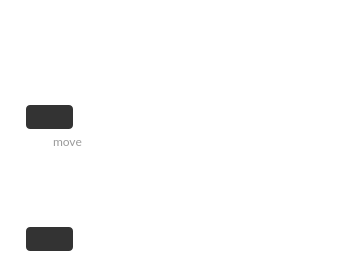
Old version of the form src/MEGASync/stalled_issues/gui/ui/StalledIssueFilePath.ui in the repository meganz/MEGAsync.
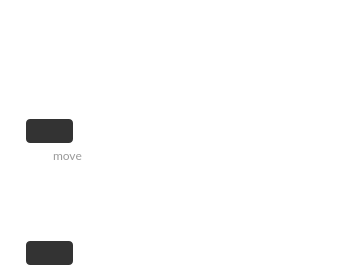
New version of the form. Icons and pictures are not drawn. Custom widgets are drawn as their Qt base class.

Commit message: Move stylesheets to root context (General UIs)

```diff
--- a/src/MEGASync/stalled_issues/gui/ui/StalledIssueFilePath.ui
+++ b/src/MEGASync/stalled_issues/gui/ui/StalledIssueFilePath.ui
@@ -7,7 +7,7 @@
     <x>0</x>
     <y>0</y>
     <width>339</width>
-    <height>223</height>
+    <height>275</height>
    </rect>
   </property>
   <property name="sizePolicy">
@@ -115,6 +115,22 @@
 {
    min-width: 24px;
    max-width: 24px;
+}
+
+#LocalOrRemoteText
+{
+    font-family: Lato;
+    font-size: 12px;
+    line-height: 15px;
+    color: #666666;
+}
+
+#moveLabel
+{
+    font-family: Lato;
+    font-size: 12px;
+    line-height: 20px;
+    color: #999999;
 }</string>
   </property>
   <layout class="QGridLayout" name="gridLayout">
@@ -216,9 +232,6 @@
        <verstretch>0</verstretch>
       </sizepolicy>
      </property>
-     <property name="styleSheet">
-      <string notr="true"/>
-     </property>
      <layout class="QGridLayout" name="gridLayout_3">
       <property name="leftMargin">
        <number>0</number>
@@ -550,15 +563,6 @@
        <verstretch>0</verstretch>
       </sizepolicy>
      </property>
-     <property name="styleSheet">
-      <string notr="true">#moveLabel
-{
-    font-family: Lato;
-    font-size: 12px;
-    line-height: 20px;
-    color: #999999;
-}</string>
-     </property>
      <layout class="QGridLayout" name="gridLayout_2">
       <property name="leftMargin">
        <number>0</number>
@@ -649,9 +653,6 @@
         <property name="cursor">
          <cursorShape>PointingHandCursor</cursorShape>
         </property>
-        <property name="styleSheet">
-         <string notr="true"/>
-        </property>
         <property name="itsHover" stdset="0">
          <bool>false</bool>
         </property>
```
Left out of the diff: 19 changed lines with no effect on the pictures. The commit also changes 5 other files.
